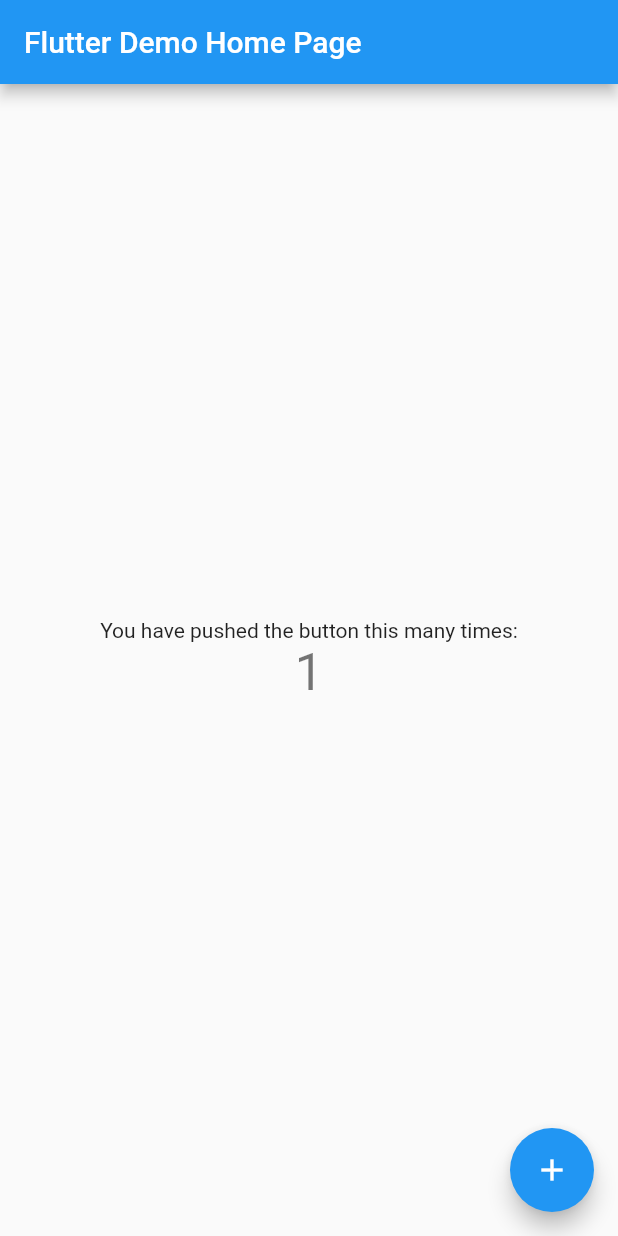
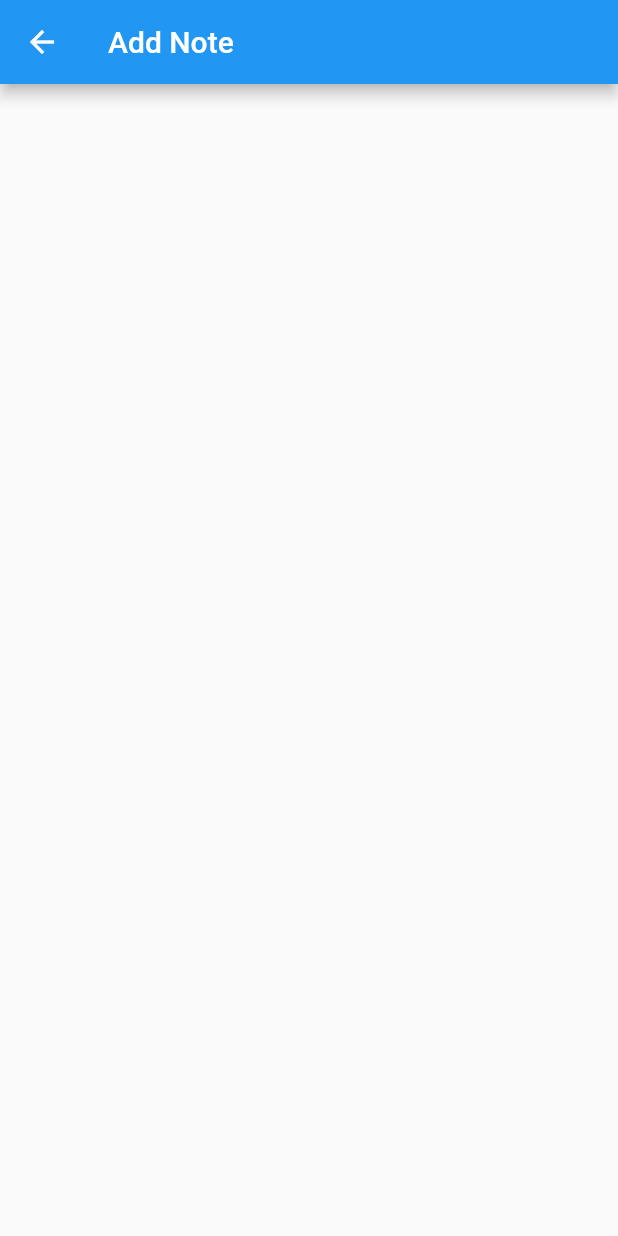
Before and after one commit to manavparikh01/MakeNotesApp, a Flutter app: the screen it shows after launch, after a tap on the "add" icon, on a phone screen of 412 x 824 dp. Run offline on Flutter 3.47's test engine with Material 2 defaults, Android fonts, the phone set to English and light mode, and no system bars.

Commit message:
Just Starting

```diff
--- a/lib/main.dart
+++ b/lib/main.dart
@@ -1,4 +1,5 @@
 import 'package:flutter/material.dart';
+import 'views/notePage.dart';
 
 void main() {
   runApp(MyApp());
@@ -22,92 +23,7 @@
         // is not restarted.
         primarySwatch: Colors.blue,
       ),
-      home: MyHomePage(title: 'Flutter Demo Home Page'),
+      home: NotePage(),
     );
   }
 }
-
-class MyHomePage extends StatefulWidget {
-  MyHomePage({Key key, this.title}) : super(key: key);
-
-  // This widget is the home page of your application. It is stateful, meaning
-  // that it has a State object (defined below) that contains fields that affect
-  // how it looks.
-
-  // This class is the configuration for the state. It holds the values (in this
-  // case the title) provided by the parent (in this case the App widget) and
-  // used by the build method of the State. Fields in a Widget subclass are
-  // always marked "final".
-
-  final String title;
-
-  @override
-  _MyHomePageState createState() => _MyHomePageState();
-}
-
-class _MyHomePageState extends State<MyHomePage> {
-  int _counter = 0;
-
-  void _incrementCounter() {
-    setState(() {
-      // This call to setState tells the Flutter framework that something has
-      // changed in this State, which causes it to rerun the build method below
-      // so that the display can reflect the updated values. If we changed
-      // _counter without calling setState(), then the build method would not be
-      // called again, and so nothing would appear to happen.
-      _counter++;
-    });
-  }
-
-  @override
-  Widget build(BuildContext context) {
-    // This method is rerun every time setState is called, for instance as done
-    // by the _incrementCounter method above.
-    //
-    // The Flutter framework has been optimized to make rerunning build methods
-    // fast, so that you can just rebuild anything that needs updating rather
-    // than having to individually change instances of widgets.
-    return Scaffold(
-      appBar: AppBar(
-        // Here we take the value from the MyHomePage object that was created by
-        // the App.build method, and use it to set our appbar title.
-        title: Text(widget.title),
-      ),
-      body: Center(
-        // Center is a layout widget. It takes a single child and positions it
-        // in the middle of the parent.
-        child: Column(
-          // Column is also a layout widget. It takes a list of children and
-          // arranges them vertically. By default, it sizes itself to fit its
-          // children horizontally, and tries to be as tall as its parent.
-          //
-          // Invoke "debug painting" (press "p" in the console, choose the
-          // "Toggle Debug Paint" action from the Flutter Inspector in Android
-          // Studio, or the "Toggle Debug Paint" command in Visual Studio Code)
-          // to see the wireframe for each widget.
-          //
-          // Column has various properties to control how it sizes itself and
-          // how it positions its children. Here we use mainAxisAlignment to
-          // center the children vertically; the main axis here is the vertical
-          // axis because Columns are vertical (the cross axis would be
-          // horizontal).
-          mainAxisAlignment: MainAxisAlignment.center,
-          children: <Widget>[
-            Text(
-              'You have pushed the button this many times:',
-            ),
-            Text(
-              '$_counter',
-              style: Theme.of(context).textTheme.headline4,
-            ),
-          ],
-        ),
-      ),
-      floatingActionButton: FloatingActionButton(
-        onPressed: _incrementCounter,
-        tooltip: 'Increment',
-        child: Icon(Icons.add),
-      ), // This trailing comma makes auto-formatting nicer for build methods.
-    );
-  }
-}
--- /dev/null
+++ b/lib/model/note.dart
@@ -0,0 +1,16 @@
+import 'package:flutter/cupertino.dart';
+
+import 'dart:io';
+import 'package:flutter/foundation.dart';
+
+class Note {
+  final String id;
+  final String title;
+  final String text;
+
+  Note({
+    @required this.id,
+    @required this.title,
+    @required this.text,
+  });
+}
--- /dev/null
+++ b/lib/provider/provider.dart
@@ -0,0 +1,11 @@
+import 'dart:io';
+import 'package:flutter/foundation.dart';
+import '../model/note.dart';
+
+class TakeNote with ChangeNotifier {
+  List<Note> _items = [];
+
+  List<Note> get items {
+    return [..._items];
+  }
+}
--- /dev/null
+++ b/lib/views/addPage.dart
@@ -0,0 +1,17 @@
+import 'package:flutter/material.dart';
+
+class AddPage extends StatefulWidget {
+  @override
+  _AddPageState createState() => _AddPageState();
+}
+
+class _AddPageState extends State<AddPage> {
+  @override
+  Widget build(BuildContext context) {
+    return Scaffold(
+      appBar: AppBar(
+        title: Text('Add Note'),
+      ),
+    );
+  }
+}
--- /dev/null
+++ b/lib/views/notePage.dart
@@ -0,0 +1,33 @@
+import 'package:flutter/material.dart';
+import 'package:makemynotes/views/addPage.dart';
+
+class NotePage extends StatefulWidget {
+  @override
+  _NotePageState createState() => _NotePageState();
+}
+
+class _NotePageState extends State<NotePage> {
+  @override
+  Widget build(BuildContext context) {
+    return Scaffold(
+      appBar: AppBar(
+        title: Text('NotesApp'),
+        actions: [
+          IconButton(
+              icon: Icon(Icons.add),
+              onPressed: () {
+                Navigator.push(context,
+                    MaterialPageRoute(builder: (context) => AddPage()));
+              })
+        ],
+      ),
+      floatingActionButton: FloatingActionButton(
+        child: Icon(Icons.add),
+        onPressed: () {
+          Navigator.push(
+              context, MaterialPageRoute(builder: (context) => AddPage()));
+        },
+      ),
+    );
+  }
+}
```
